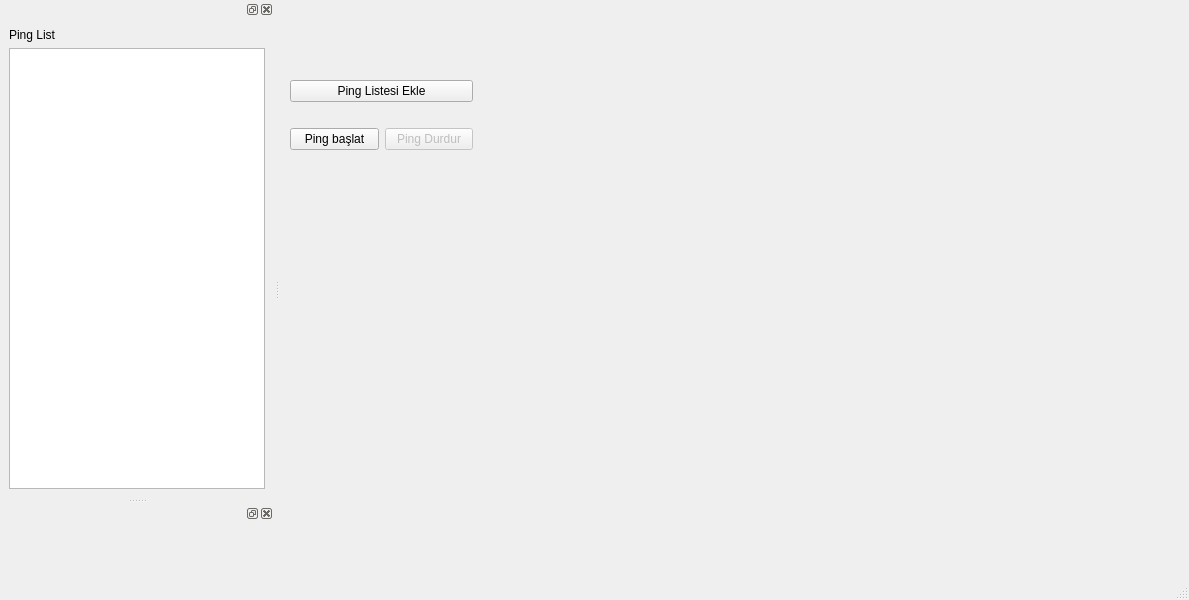
The window that QTDesigns/MainWindow.ui (Gorkembukel/MonitorNetworkConnectivity) describes before a commit, drawn with Qt 5.
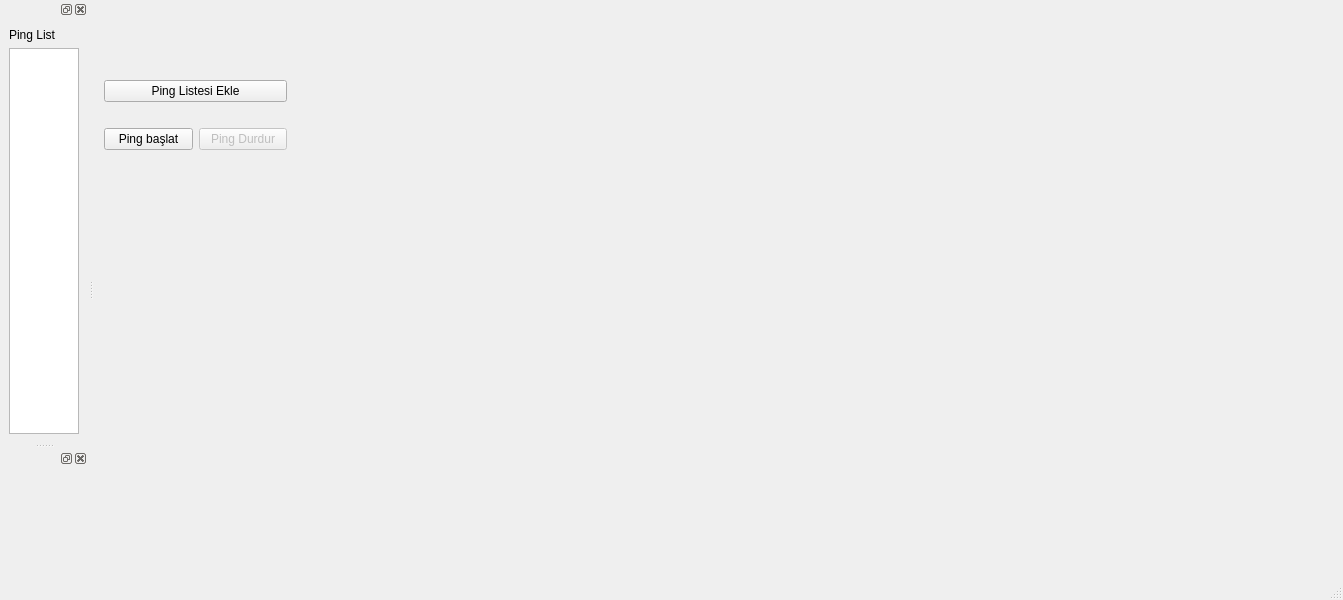
The same window after the commit.

The edit to the form file:
```diff
--- a/QTDesigns/MainWindow.ui
+++ b/QTDesigns/MainWindow.ui
@@ -6,7 +6,7 @@
    <rect>
     <x>0</x>
     <y>0</y>
-    <width>1189</width>
+    <width>1343</width>
     <height>600</height>
    </rect>
   </property>
@@ -80,6 +80,12 @@
   </widget>
   <widget class="QStatusBar" name="statusbar"/>
   <widget class="QDockWidget" name="dockWidget">
+   <property name="sizePolicy">
+    <sizepolicy hsizetype="Expanding" vsizetype="Expanding">
+     <horstretch>0</horstretch>
+     <verstretch>0</verstretch>
+    </sizepolicy>
+   </property>
    <property name="baseSize">
     <size>
      <width>0</width>
@@ -99,17 +105,31 @@
       </widget>
      </item>
      <item>
-      <widget class="QTableWidget" name="tableTarget"/>
+      <widget class="QTableWidget" name="tableTarget">
+       <property name="sizeAdjustPolicy">
+        <enum>QAbstractScrollArea::AdjustToContents</enum>
+       </property>
+      </widget>
      </item>
     </layout>
    </widget>
   </widget>
   <widget class="QDockWidget" name="dockWidget_2">
+   <property name="sizePolicy">
+    <sizepolicy hsizetype="Preferred" vsizetype="Preferred">
+     <horstretch>0</horstretch>
+     <verstretch>0</verstretch>
+    </sizepolicy>
+   </property>
    <attribute name="dockWidgetArea">
     <number>1</number>
    </attribute>
    <widget class="QWidget" name="dockWidgetContents_2">
-    <layout class="QVBoxLayout" name="verticalLayout_2"/>
+    <layout class="QVBoxLayout" name="verticalLayout_2">
+     <item>
+      <widget class="QWidget" name="widget_2" native="true"/>
+     </item>
+    </layout>
    </widget>
   </widget>
  </widget>
```
Left out of the diff: 2 changed lines with no effect on the pictures.
